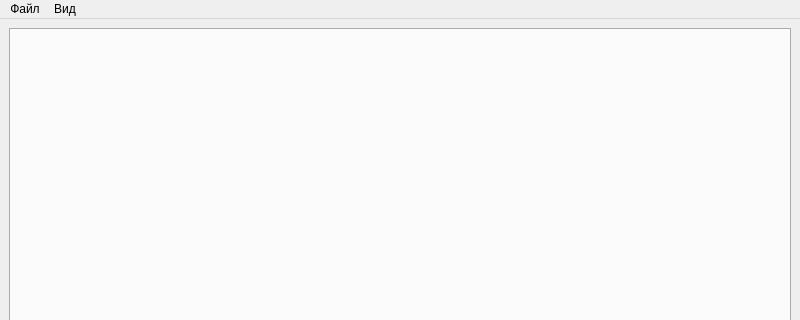
Above: view/MainWindow.ui from AnyaIliyina/distrGEO before the change; both pictures show x 0 to 800 and y 0 to 320 of the 800 by 600 pixel window. Below: the same form after it.
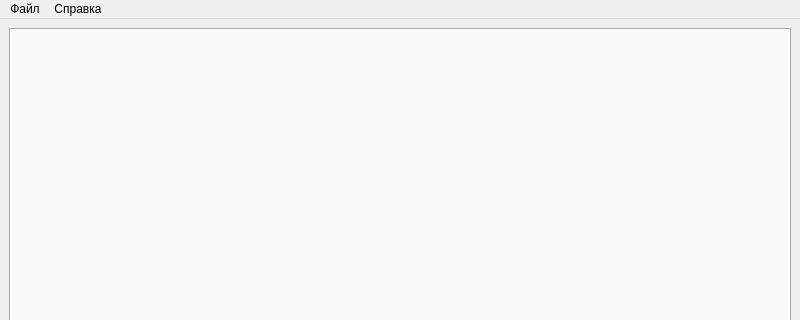
That is the form after the change.

```diff
--- a/view/MainWindow.ui
+++ b/view/MainWindow.ui
@@ -44,13 +44,13 @@
     </property>
     <addaction name="action_Exit"/>
    </widget>
-   <widget class="QMenu" name="menu_View">
+   <widget class="QMenu" name="menu">
     <property name="title">
-     <string>Вид</string>
+     <string>Справка</string>
     </property>
    </widget>
    <addaction name="menu_File"/>
-   <addaction name="menu_View"/>
+   <addaction name="menu"/>
   </widget>
   <widget class="QStatusBar" name="statusbar"/>
   <action name="action_Exit">
```
Left out of the diff: 14 changed lines with no effect on the pictures.
